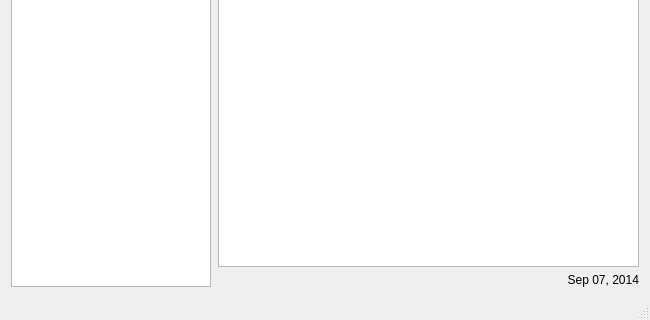
First picture: the form in notepad.ui, repository pybae/QNote, before the edit; both pictures show x 0 to 650 and y 180 to 500 of the 650 by 500 pixel window.
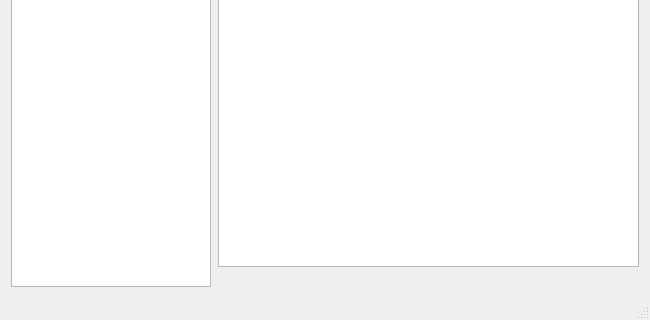
Second picture: the form after the edit.

Commit message: Updated date functions

Diff of the .ui file:
```diff
--- a/notepad.ui
+++ b/notepad.ui
@@ -127,7 +127,7 @@
            <enum>Qt::LeftToRight</enum>
           </property>
           <property name="text">
-           <string>Sep 07, 2014</string>
+           <string/>
           </property>
           <property name="alignment">
            <set>Qt::AlignRight|Qt::AlignTrailing|Qt::AlignVCenter</set>
```
The commit also changes 1 other file.
